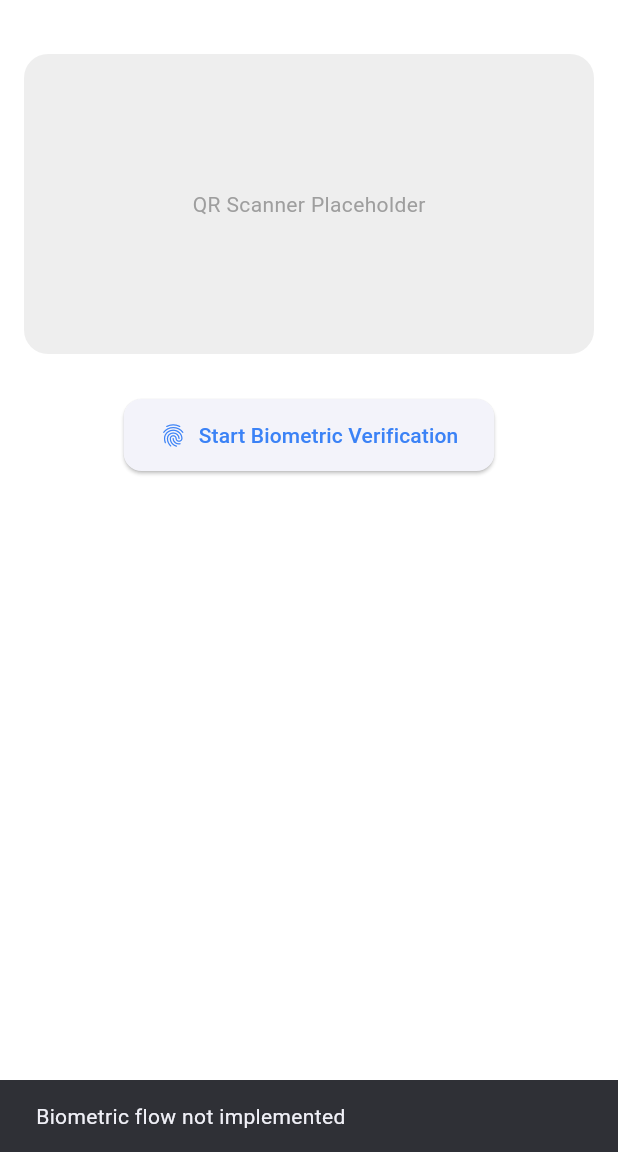
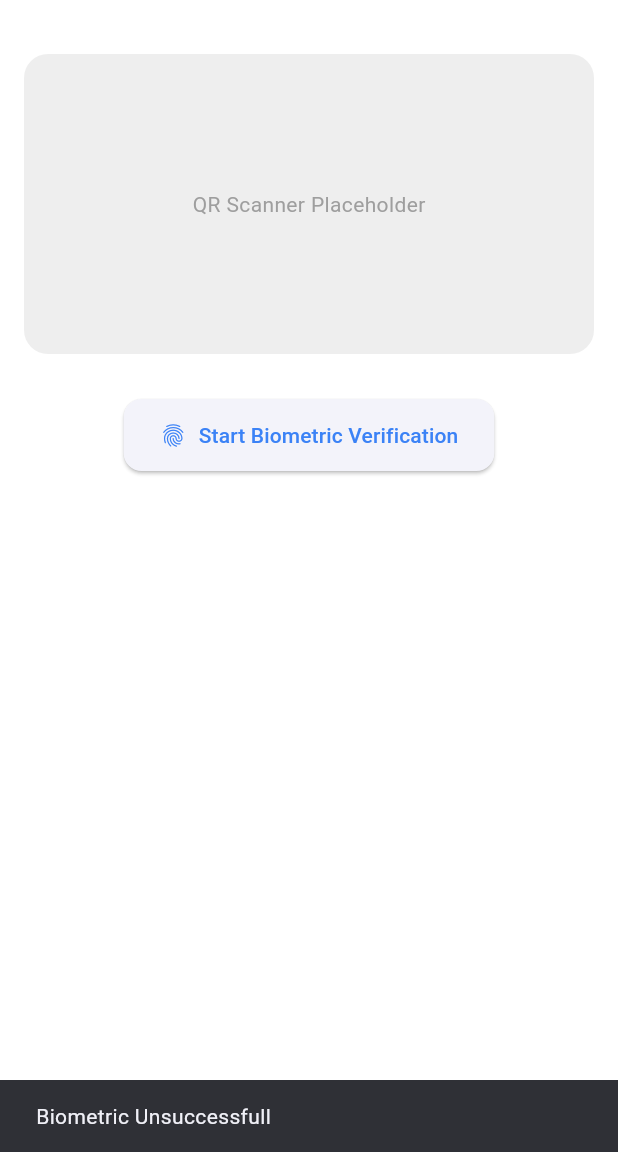
Before and after one commit to garvsharma9/Smart_Attendance, a Flutter app: the AttendancePage screen opened directly with empty values, after a tap on "Start Biometric Verification", on a phone screen of 412 x 824 dp, the part 84-1236 px from its top. Run offline on Flutter 3.47's test engine with Material 3 defaults, Android fonts, the phone set to English and light mode, and no system bars; our stand-ins replace local_auth.

Commit message:
Fingerprint Scanner integration

```diff
--- a/smart_attendance/lib/screens/student/attendance_page.dart
+++ b/smart_attendance/lib/screens/student/attendance_page.dart
@@ -1,10 +1,42 @@
 // lib/screens/student/attendance_page.dart
 import 'package:flutter/material.dart';
+import 'package:flutter/services.dart';
+import 'package:local_auth/error_codes.dart' as auth_error;
+import 'package:local_auth/local_auth.dart';
+
 
 class AttendancePage extends StatelessWidget {
   final String className;
 
-  const AttendancePage({super.key, required this.className});
+   AttendancePage({super.key, required this.className});
+  final LocalAuthentication auth =  LocalAuthentication();
+
+  Future<void> authenticateWithCustomDialogs(BuildContext context) async {
+    try {
+    final bool didAuthenticate = await auth.authenticate(
+    localizedReason: 'Please authenticate to show account balance',
+    options: const AuthenticationOptions(useErrorDialogs: false),
+    );
+    if(didAuthenticate)
+    {ScaffoldMessenger.of(context).showSnackBar(
+                  const SnackBar(content: Text("Biometric Successfull")),
+                );}
+    else
+    {
+      ScaffoldMessenger.of(context).showSnackBar(
+                  const SnackBar(content: Text("Biometric Unsuccessfull")),
+                );
+    }
+    } on PlatformException catch (e) {
+    if (e.code == auth_error.notAvailable) {
+    print('No hardware available');
+    } else if (e.code == auth_error.notEnrolled) {
+    print('No biometrics enrolled');
+    } else {
+    print('Error: ${e.message}');
+    }
+    }
+}
 
   @override
   Widget build(BuildContext context) {
@@ -33,10 +65,8 @@ class AttendancePage extends StatelessWidget {
               icon: const Icon(Icons.fingerprint),
               label: const Text("Start Biometric Verification"),
               onPressed: () {
-                // TODO: integrate fingerprint & face recognition
-                ScaffoldMessenger.of(context).showSnackBar(
-                  const SnackBar(content: Text("Biometric flow not implemented")),
-                );
+                authenticateWithCustomDialogs(context);
+
               },
               style: ElevatedButton.styleFrom(
                 padding: const EdgeInsets.symmetric(vertical: 14, horizontal: 24),
--- a/smart_attendance/lib/screens/teacher/teacher_home.dart
+++ b/smart_attendance/lib/screens/teacher/teacher_home.dart
@@ -72,13 +72,13 @@ class _TeacherHomePageState extends State<TeacherHomePage> {
                 ),
                 trailing: ElevatedButton(
                   onPressed: () => _openSession(classData['name']),
-                  child: const Text("Open"),
                   style: ElevatedButton.styleFrom(
                     backgroundColor: const Color(0xFF3B82F6),
                     foregroundColor: Colors.white,
                     shape: RoundedRectangleBorder(
                         borderRadius: BorderRadius.circular(12)),
                   ),
+                  child: const Text("Open"),
                 ),
               ),
             );
--- a/smart_attendance/lib/widgets/top_header.dart
+++ b/smart_attendance/lib/widgets/top_header.dart
@@ -1,6 +1,8 @@
 import 'package:flutter/material.dart';
 
 class TopHeader extends StatelessWidget {
+  const TopHeader({super.key});
+
   @override
   Widget build(BuildContext context) {
     return Container(
--- a/smart_attendance/pubspec.yaml
+++ b/smart_attendance/pubspec.yaml
@@ -30,6 +30,7 @@ environment:
 dependencies:
   flutter:
     sdk: flutter
+  local_auth: ^2.3.0
   google_fonts: ^6.1.0
   flutter_svg: ^2.0.7
   intl: ^0.18.1
```
Also changed, not shown: smart_attendance/pubspec.lock, 4 other files.
